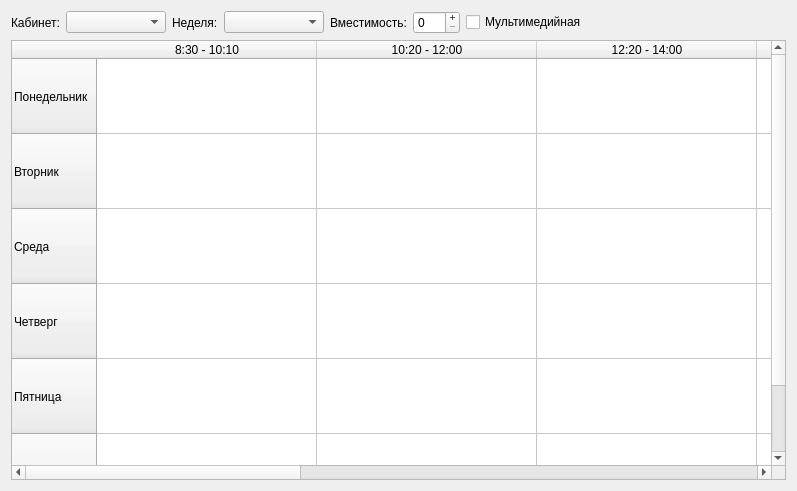
Old version of the form scheduleform.ui in the repository lex1133/ScheduleV2.
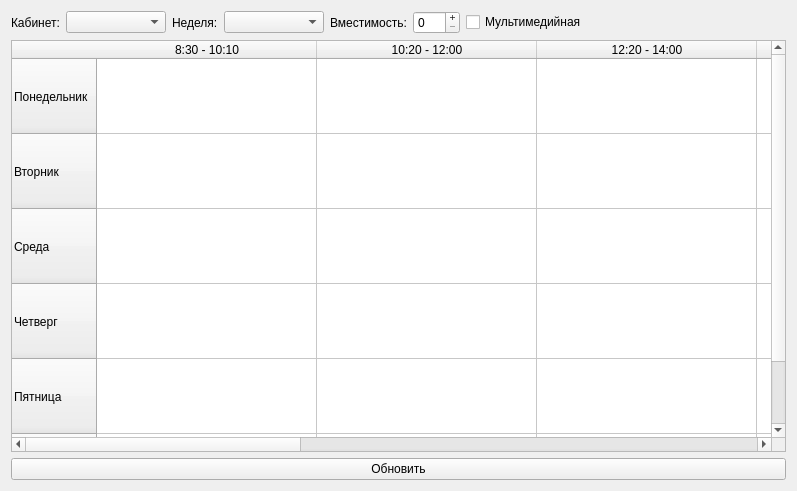
New version of the form.

Patch:
```diff
--- a/scheduleform.ui
+++ b/scheduleform.ui
@@ -229,6 +229,13 @@
      </item>
     </layout>
    </item>
+   <item row="2" column="0">
+    <widget class="QPushButton" name="RefreshButton">
+     <property name="text">
+      <string>Обновить</string>
+     </property>
+    </widget>
+   </item>
   </layout>
  </widget>
  <resources/>
```
